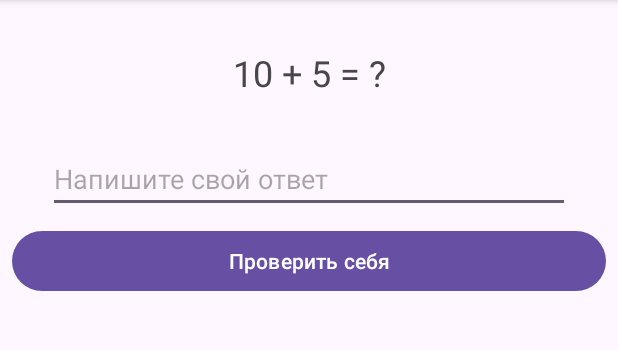
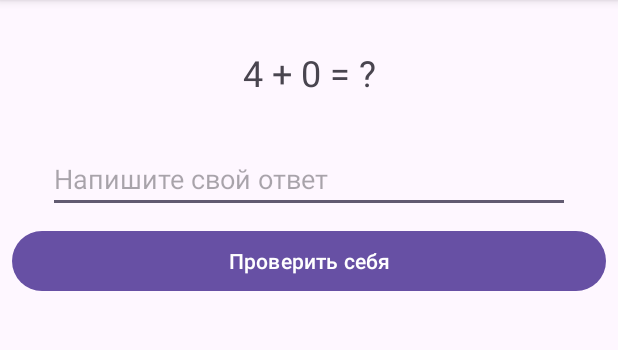
Before and after one commit to alexlenkov-ptn/CalculateApp, an Android app: the screen it shows after launch (MainActivity), on a phone screen of 412 x 824 dp, the part 96-446 px from its top. Run offline under Robolectric (Android 15) with nearby library versions, the phone set to English and light mode, and no system bars.

```diff
--- a/app/src/main/java/com/lnkov/calculateapp/MainActivity.kt
+++ b/app/src/main/java/com/lnkov/calculateapp/MainActivity.kt
@@ -1,10 +1,18 @@
 package com.lnkov.calculateapp
 
 import android.os.Bundle
+import android.view.View
+import android.widget.Button
+import android.widget.EditText
+import android.widget.TextView
 import androidx.activity.enableEdgeToEdge
 import androidx.appcompat.app.AppCompatActivity
 import androidx.core.view.ViewCompat
 import androidx.core.view.WindowInsetsCompat
+import kotlin.random.Random
+
+const val untilNumber = 10
+const val fromNumber = 0
 
 class MainActivity : AppCompatActivity() {
     override fun onCreate(savedInstanceState: Bundle?) {
@@ -16,5 +24,32 @@ class MainActivity : AppCompatActivity() {
             v.setPadding(systemBars.left, systemBars.top, systemBars.right, systemBars.bottom)
             insets
         }
+
+        val textViewExample: TextView = findViewById(R.id.textViewExample)
+        val editTextAnswer: EditText = findViewById(R.id.editTextAnswer)
+        val buttonAnswer: Button = findViewById(R.id.buttonAnswer)
+        val textIncorrectAnswer: TextView = findViewById(R.id.textIncorrectAnswer)
+        val textCorrectAnswer: TextView = findViewById(R.id.textCorrectAnswer)
+
+
+        val firstNumber: Int = Random.nextInt(fromNumber, untilNumber)
+        val secondNumber: Int = Random.nextInt(fromNumber, untilNumber)
+        val result = firstNumber + secondNumber
+
+        textViewExample.setText("$firstNumber + $secondNumber = ?")
+
+        // Слушатель клика
+        buttonAnswer.setOnClickListener {
+            val text: String = editTextAnswer.text.toString()
+            if (text == result.toString()) {
+                textCorrectAnswer.visibility = View.VISIBLE
+                textIncorrectAnswer.visibility = View.GONE
+            } else {
+                textIncorrectAnswer.visibility = View.VISIBLE
+                textCorrectAnswer.visibility = View.GONE
+            }
+        }
+
+
     }
 }
```
